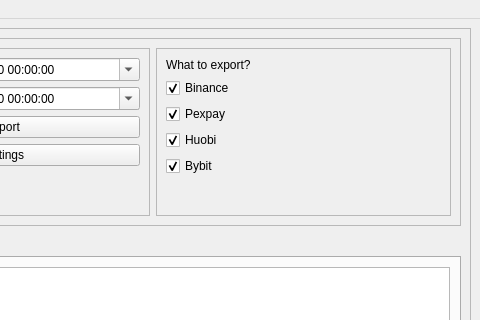
Above: mainwindow.ui from h1w/export-p2p-history-qt before the change; both pictures show x 174 to 654 and y 0 to 320 of the 654 by 503 pixel window. Below: the same form after it.
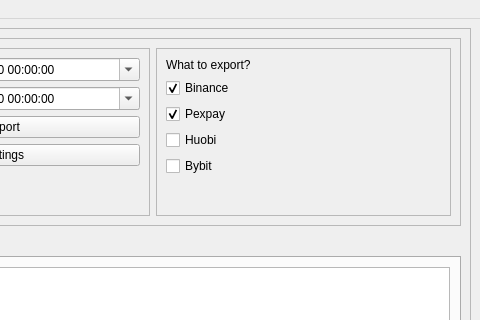
That is the form after the change.

```diff
--- a/mainwindow.ui
+++ b/mainwindow.ui
@@ -167,8 +167,11 @@
                <property name="text">
                 <string>Bybit</string>
                </property>
+               <property name="checkable">
+                <bool>false</bool>
+               </property>
                <property name="checked">
-                <bool>true</bool>
+                <bool>false</bool>
                </property>
               </widget>
              </item>
@@ -181,11 +184,17 @@
              </item>
              <item row="3" column="0">
               <widget class="QCheckBox" name="needExportHuobi_checkBox">
+               <property name="enabled">
+                <bool>true</bool>
+               </property>
                <property name="text">
                 <string>Huobi</string>
                </property>
+               <property name="checkable">
+                <bool>false</bool>
+               </property>
                <property name="checked">
-                <bool>true</bool>
+                <bool>false</bool>
                </property>
               </widget>
              </item>
```
